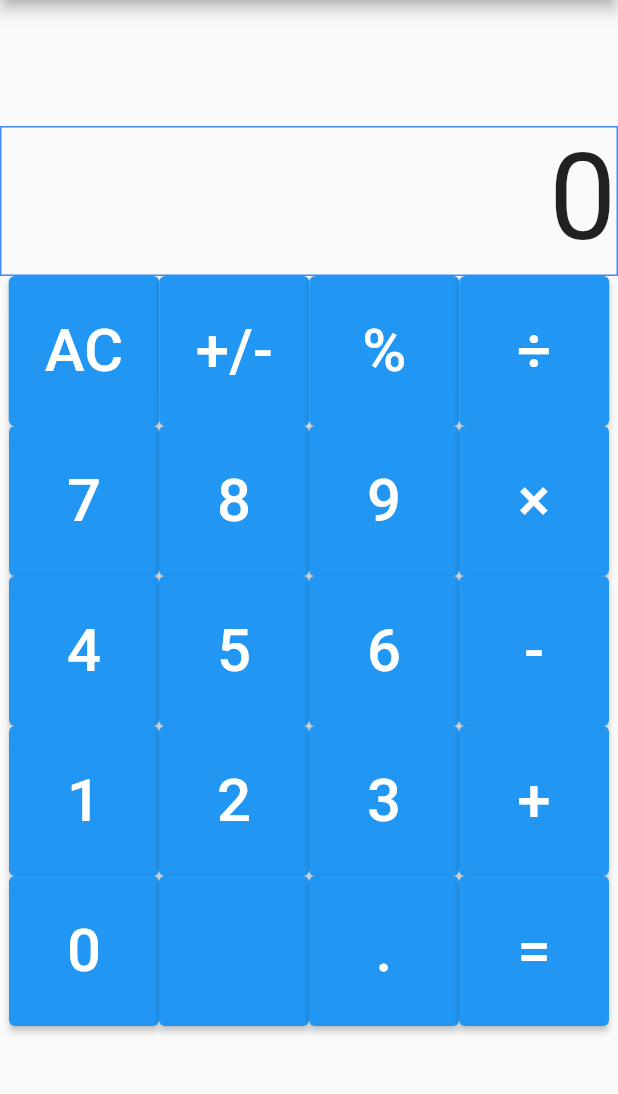
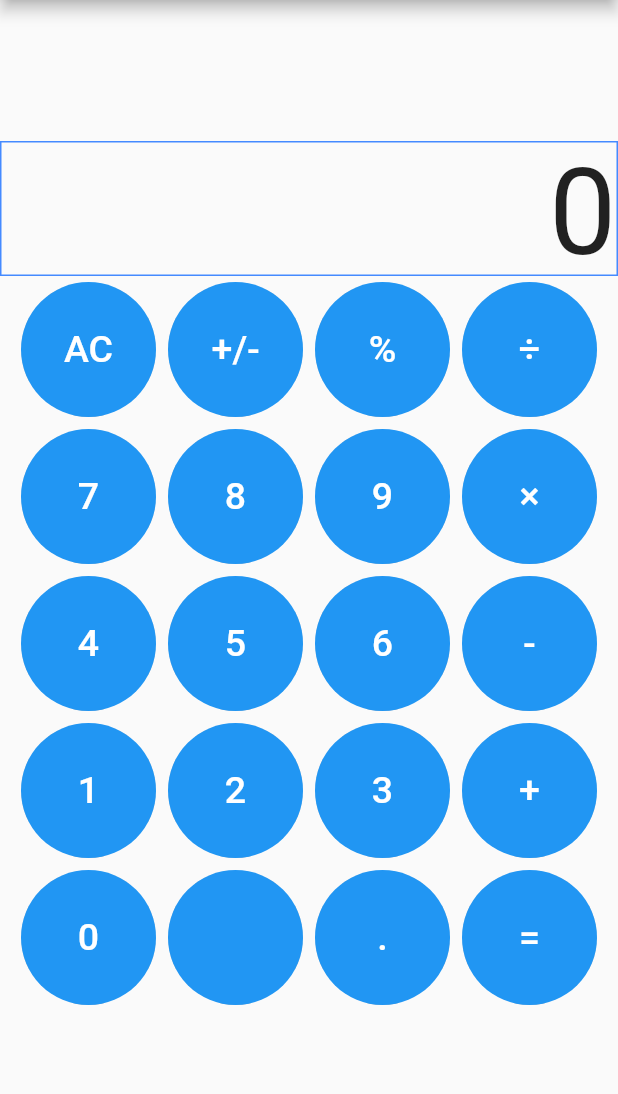
Before and after one commit to MasaruMiyamoto/calculator_flutter, a Flutter app: the screen it shows after launch, on a phone screen of 412 x 824 dp, the part 84-1178 px from its top. Run offline on Flutter 3.47's test engine with Material 2 defaults, Android fonts, the phone set to English and light mode, and no system bars.

Commit message:
dev for mac in 20190617

```diff
--- a/lib/main.dart
+++ b/lib/main.dart
@@ -2,7 +2,7 @@ import 'package:flutter/material.dart';
 
 void main() => runApp(MyApp());
 
- double _buttonSize = 100;
+ final double _buttonSize = 90;
 
 class MyApp extends StatelessWidget {
   @override
@@ -20,8 +20,6 @@ class MyApp extends StatelessWidget {
   //buttonのテーマ
   ButtonThemeData _numberButtonThemeData(){
     return ButtonThemeData(
-      minWidth: _buttonSize,
-      height: _buttonSize,
       textTheme: ButtonTextTheme.primary,
       buttonColor: Colors.blue,
     );
@@ -73,50 +71,50 @@ class _MyHomePageState extends State<MyHomePage> {
               Row(
                 mainAxisAlignment: MainAxisAlignment.center,
                 children: <Widget>[
-                  _numberButton("AC"),
-                  _numberButton("+/-"),
-                  _numberButton('%'),
-                  _numberButton('÷'),
+                  _button("AC"),
+                  _button("+/-"),
+                  _button('%'),
+                  _button('÷'),
                 ],
               ),
 
               Row(
                 mainAxisAlignment: MainAxisAlignment.center,
                 children: <Widget>[
-                  _numberButton('7'),
-                  _numberButton('8'),
-                  _numberButton('9'),
-                  _numberButton('×')
+                  _button('7'),
+                  _button('8'),
+                  _button('9'),
+                  _button('×')
                 ],
               ),
 
               Row(
                 mainAxisAlignment: MainAxisAlignment.center,
                 children: <Widget>[
-                  _numberButton('4'),
-                  _numberButton('5'),
-                  _numberButton('6'),
-                  _numberButton('-')
+                  _button('4'),
+                  _button('5'),
+                  _button('6'),
+                  _button('-')
                 ],
               ),
 
               Row(
                 mainAxisAlignment: MainAxisAlignment.center,
                 children: <Widget>[
-                  _numberButton('1'),
-                  _numberButton('2'),
-                  _numberButton('3'),
-                  _numberButton('+'),
+                  _button('1'),
+                  _button('2'),
+                  _button('3'),
+                  _button('+'),
                 ],
               ),
 
               Row(
                 mainAxisAlignment: MainAxisAlignment.center,
                 children: <Widget>[
-                  _numberButton('0'),
-                  _numberButton(''),
-                  _numberButton('.'),
-                  _numberButton('='),
+                  _button('0'),
+                  _button(''),
+                  _button('.'),
+                  _button('='),
                 ],
               ),
             ],
@@ -125,18 +123,33 @@ class _MyHomePageState extends State<MyHomePage> {
     );
   }
 
+  Center _button(String _num) {
+    return Center(
+        child: Container(
+          height: _buttonSize,
+          width: _buttonSize,
+          margin: const EdgeInsets.all(4.0),    //ボタン間の隙間設定
+          child: ClipRRect(
+            borderRadius: BorderRadius.circular(50.0),
+            child: _numberButton(_num),
+          ),
+        ),
+    );
+  }
   RaisedButton _numberButton(String _num) {
     return RaisedButton(
-      child: Text(
-        _num,
-        style: TextStyle(
-          fontSize: 40,
+      child: SizedBox(
+          child: Text(
+            _num,
+            style: TextStyle(
+             fontSize: 25,
+            ),
+          ),
         ),
-      ),
       onPressed: () {
         print('button $_num selected');
         setState(() {
-          //入力された値を追加して画面に表示
+          //入力された値を追加or計算して画面に表示
           _textString = dispValue(_textString, _num);
         });
       },
```
